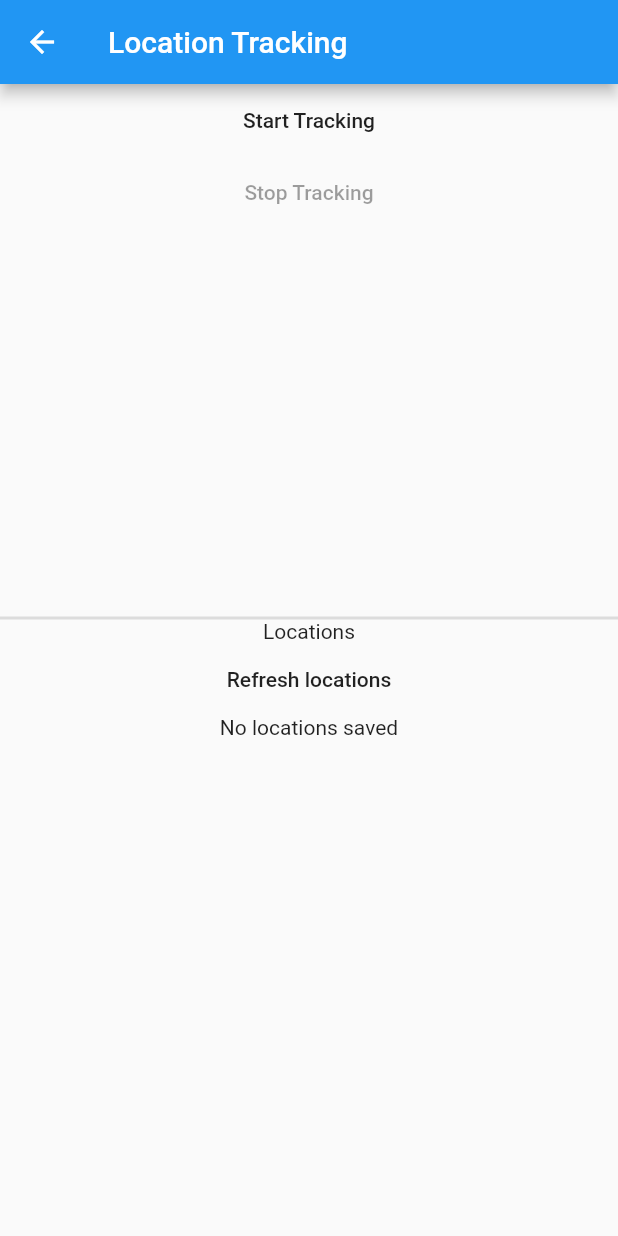
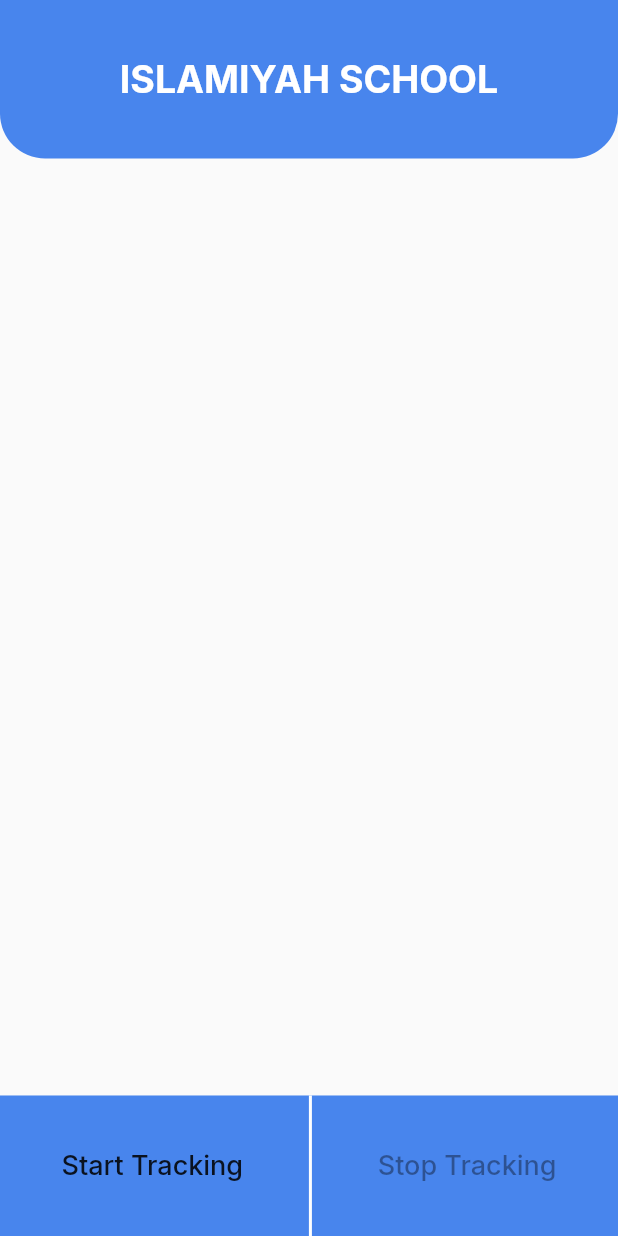
Before and after one commit to manivannan-robot/busTracking, a Flutter app: the HomePage screen opened by its route, on a phone screen of 412 x 824 dp. Run offline on Flutter 3.47's test engine with Material 2 defaults, Android fonts, the phone set to English and light mode, and no system bars; our stand-ins replace firebase_core, firebase_database, flutter_local_notifications, fluttertoast, google_fonts, permission_handler and 1 more; missing offline and left inert: background_location_tracker; accounts and stored records are empty.

Commit message:
Home Page changed

```diff
--- a/lib/main.dart
+++ b/lib/main.dart
@@ -15,7 +15,7 @@ import 'location/location_repo.dart';
 @pragma('vm:entry-point')
 void backgroundCallback() {
   BackgroundLocationTrackerManager.handleBackgroundUpdated(
-        (data) async => Repo().update(data),
+    (data) async => Repo().update(data),
   );
 }
 
@@ -49,7 +49,6 @@ class MyApp extends StatefulWidget {
 }
 
 class _MyAppState extends State<MyApp> {
-
   @override
   Widget build(BuildContext context) {
     return MaterialApp(
@@ -58,13 +57,7 @@ class _MyAppState extends State<MyApp> {
       routes: AppRoutes.routes,
     );
   }
-
 }
-
-
-
-
-
 
 //--- SPLASH SCREEN PAGE -------------------------------------------------------
 class SplashScreen extends StatefulWidget {
@@ -91,14 +84,16 @@ class _SplashScreenState extends State<SplashScreen>
   }
 
   Future<void> navigationPage() async {
-    SharedPreferences pref=await SharedPreferences.getInstance();
+    SharedPreferences pref = await SharedPreferences.getInstance();
     var mobileNo = pref.getString("mobile_no");
-    var selectedBus=pref.getString('selected_bus');
+    var selectedBus = pref.getString('selected_bus');
 
-    (mobileNo==null)?Navigator.of(context).pushReplacementNamed(AppRoutes.loginPage):Navigator.of(context).pushReplacementNamed(AppRoutes.homePage,arguments: mobileNo);
+    (mobileNo == null)
+        ? Navigator.of(context).pushReplacementNamed(AppRoutes.loginPage)
+        : Navigator.of(context)
+            .pushReplacementNamed(AppRoutes.homePage, arguments: mobileNo);
 
     debugPrint('MANI11 main MobileNo: $mobileNo , Bus:$selectedBus');
-
   }
 
   @override
@@ -122,7 +117,7 @@ class _SplashScreenState extends State<SplashScreen>
           opacity: _animation,
           child: Padding(
             padding: const EdgeInsets.all(80),
-            child: Image.asset("assets/images/bus-png.png"),
+            child: Image.asset("assets/images/Profile.png"),
           ),
         ),
       ),
--- a/lib/pages/home_page.dart
+++ b/lib/pages/home_page.dart
@@ -1,14 +1,16 @@
+// ignore_for_file: prefer_const_constructors, sort_child_properties_last
+
 import 'dart:async';
 
 import 'package:background_location_tracker/background_location_tracker.dart';
 import 'package:firebase_database/firebase_database.dart';
 import 'package:flutter/material.dart';
+import 'package:google_fonts/google_fonts.dart';
 import 'package:permission_handler/permission_handler.dart';
 
 import '../location/location_repo.dart';
 
 class HomePage extends StatefulWidget {
-
   @override
   State<HomePage> createState() => _HomePageState();
 }
@@ -19,10 +21,9 @@ class _HomePageState extends State<HomePage> {
   Timer? _timer;
   List<String> _locations = [];
 
-  List<String> busses = ['bus1','bus2','bus3'];
+  List<String> busses = ['bus1', 'bus2', 'bus3'];
   String? driverId;
-  final database=FirebaseDatabase.instance.ref();
-
+  final database = FirebaseDatabase.instance.ref();
 
   @override
   void initState() {
@@ -37,33 +38,77 @@ class _HomePageState extends State<HomePage> {
     _timer?.cancel();
     super.dispose();
   }
+
   @override
   Widget build(BuildContext context) {
-    driverId= ModalRoute.of(context)?.settings.arguments as String?;
-    return Scaffold(
-      appBar: AppBar(
-        title: const Text('Location Tracking'),
-      ),
+    var size = MediaQuery.of(context).size;
+    driverId = ModalRoute.of(context)?.settings.arguments as String?;
+    return SafeArea(
+      child: Scaffold(
         body: Container(
           width: double.infinity,
           child: Column(
             children: [
-            Expanded(
-              child: Column(
+              //custom AppBar
+              Container(
+                height: 105.68,
+                width: double.infinity,
+                decoration: BoxDecoration(
+                  color: Color(0xFF4885ED),
+                  borderRadius: BorderRadius.only(
+                    bottomLeft: Radius.circular(30),
+                    bottomRight: Radius.circular(30),
+                  ),
+                ),
+                child: Center(
+                  child: Text(
+                    'ISLAMIYAH SCHOOL',
+                    style: GoogleFonts.inter(
+                        color: Colors.white,
+                        fontSize: 25,
+                        fontWeight: FontWeight.w700),
+                  ),
+                ),
+              ),
+              SizedBox(
+                height: 500,
+              ),
+            ],
+          ),
+        ),
+        bottomNavigationBar: Container(
+          color: Color(0xFF4885ED),
+          height: 93.68,
+          child: Center(
+            child: Padding(
+              padding: const EdgeInsets.only(left: 25.0, right: 25),
+              child: Row(
+                mainAxisAlignment: MainAxisAlignment.spaceBetween,
                 children: [
-
                   MaterialButton(
-                    child: const Text('Start Tracking'),
+                    child: Text(
+                      'Start Tracking',
+                      style: GoogleFonts.inter(
+                          fontSize: 18, fontWeight: FontWeight.w500),
+                    ),
                     onPressed: isTracking
                         ? null
                         : () async {
-                      await BackgroundLocationTrackerManager.startTracking();
+                            await BackgroundLocationTrackerManager
+                                .startTracking();
                             setState(() => isTracking = true);
-
                           },
                   ),
+                  Container(
+                    width: 2,
+                    color: Colors.white,
+                  ),
                   MaterialButton(
-                    child: const Text('Stop Tracking'),
+                    child: Text(
+                      'Stop Tracking',
+                      style: GoogleFonts.inter(
+                          fontSize: 18, fontWeight: FontWeight.w500),
+                    ),
                     onPressed: isTracking
                         ? () async {
                             await LocationDao().clear();
@@ -77,38 +122,7 @@ class _HomePageState extends State<HomePage> {
                 ],
               ),
             ),
-            const SizedBox(height: 8),
-            Container(
-              color: Colors.black12,
-              height: 2,
           ),
-            const Text('Locations'),
-            MaterialButton(
-              child: const Text('Refresh locations'),
-              onPressed: _getLocations,
-            ),
-            Expanded(
-              child: Builder(
-                builder: (context) {
-                  if (_locations.isEmpty) {
-                    return const Text('No locations saved');
-                  }
-                  return ListView.builder(
-                    itemCount: _locations.length,
-                    itemBuilder: (context, index) => Padding(
-                      padding: const EdgeInsets.symmetric(
-                        horizontal: 16,
-                        vertical: 12,
-                      ),
-                      child: Text(
-                        _locations[index],
-                      ),
-                    ),
-                  );
-                },
-              ),
-            ),
-          ],
         ),
       ),
     );
@@ -128,13 +142,11 @@ class _HomePageState extends State<HomePage> {
     }
   }
 
-
-
-
   Future<void> _getLocations() async {
-
     final locations = await LocationDao().getLocations();
-    database.child('school/islamiyah/trips').set({'driverId':driverId,'location':locations});
+    database
+        .child('school/islamiyah/trips')
+        .set({'driverId': driverId, 'location': locations});
     setState(() {
       _locations = locations;
     });
```
Also changed, not shown: pubspec.lock. Lines whose indentation alone changed are shown as unchanged.
